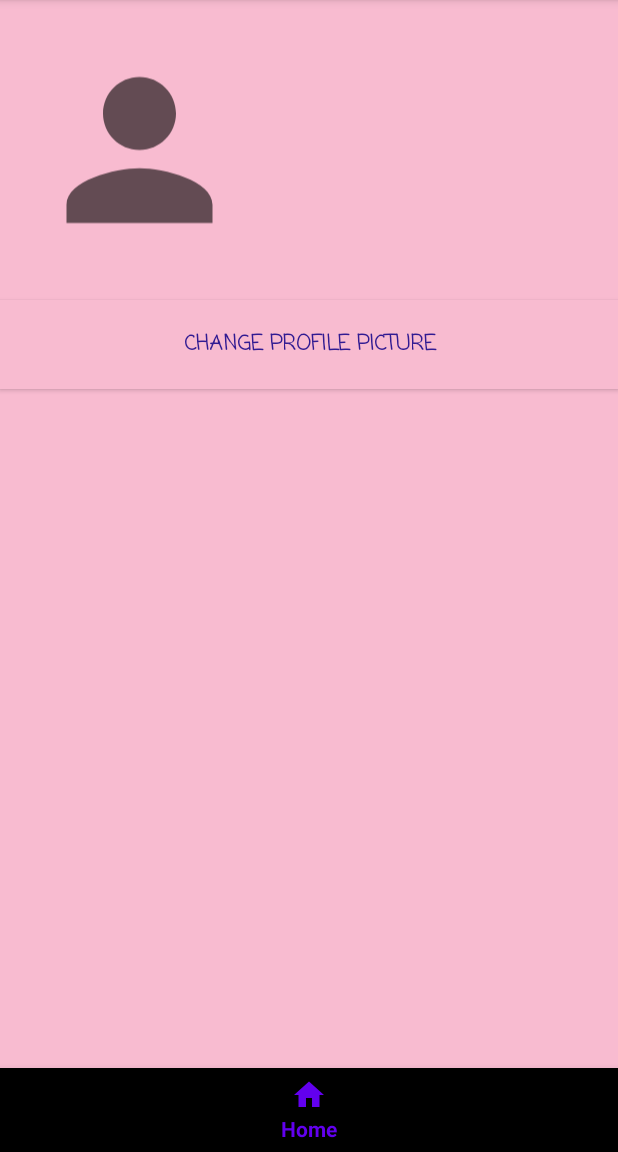
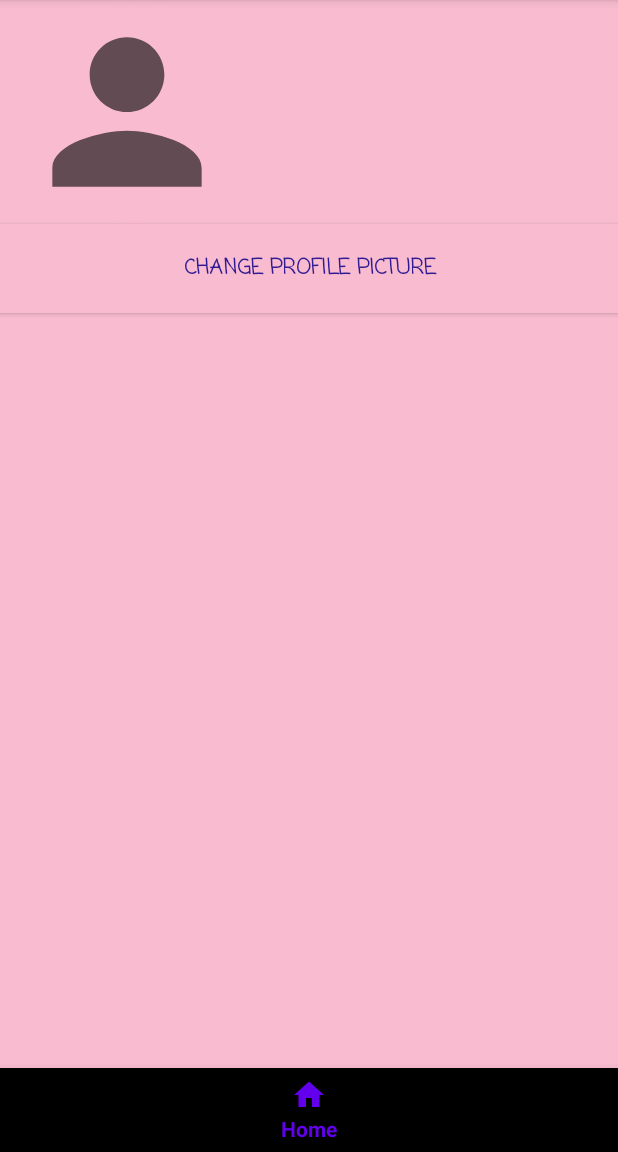
Before and after one commit to maxinenzegwu/CookShare, an Android app: the fragment UserFragment placed in its activity, on a phone screen of 412 x 824 dp, the part 84-1236 px from its top. Run offline under Robolectric (Android 15) with nearby library versions, the phone set to English and light mode, and no system bars; our stand-ins replace CircleImageView; libraries missing offline, so code that uses them is left out: com.facebook, com.facebook.appevents, com.parse, jp.wasabeef.recyclerview, org.parceler; pictures from the network do not load; 17 statements that could not run were skipped.

Commit message:
circle image view for profile picture

```diff
--- a/app/src/main/java/com/example/cookshare/ProfilePicture.java
+++ b/app/src/main/java/com/example/cookshare/ProfilePicture.java
@@ -20,6 +20,7 @@ import android.widget.ImageButton;
 import android.widget.ImageView;
 import android.widget.Toast;
 
+import com.example.cookshare.fragments.UserFragment;
 import com.parse.FindCallback;
 import com.parse.Parse;
 import com.parse.ParseException;
@@ -43,7 +44,7 @@ public class ProfilePicture extends CreateActivity {
     private ImageView mIvPerson;
     private File mPhotoFile;
 
-    public String mPhotoFileName = "photo.jpg";
+    public String mPhotoFileName = "photo.jpFg";
 
     @Override
     protected void launchCamera() {
@@ -97,12 +98,11 @@ public class ProfilePicture extends CreateActivity {
                     return;
                 }
                 changePicture(mPhotoFile);
-
+                setResult(UserFragment.UPDATE_IMAGE_ACTIVITY_REQUEST_CODE);
                 finish();
             }
         });
     }
-
 
 
     public void onPickPhoto(View view) {
@@ -120,7 +120,7 @@ public class ProfilePicture extends CreateActivity {
         Bitmap image = null;
         try {
             // check version of Android on device
-            if(Build.VERSION.SDK_INT > 27){
+            if (Build.VERSION.SDK_INT > 27) {
                 // on newer versions of Android, use the new decodeBitmap method
                 ImageDecoder.Source source = ImageDecoder.createSource(this.getContentResolver(), photoUri);
                 image = ImageDecoder.decodeBitmap(source);
--- a/app/src/main/java/com/example/cookshare/fragments/UserFragment.java
+++ b/app/src/main/java/com/example/cookshare/fragments/UserFragment.java
@@ -40,6 +40,8 @@ import java.util.ArrayList;
 import java.util.List;
 
 public class UserFragment extends HomeFragment {
+
+    public static final int UPDATE_IMAGE_ACTIVITY_REQUEST_CODE = 40;
     private TextView mTvUsername;
     private TextView mTvNumPosts;
     private TextView mBtnChangeProfilePicture;
@@ -86,13 +88,27 @@ public class UserFragment extends HomeFragment {
 
                     mAllPosts.clear();
                     mAllPosts.addAll(posts);
-
                     mSwipeContainer.setRefreshing(false);
                     mAdapter.notifyDataSetChanged();
                 }
             });
         }
 
+
+
+//    @Override
+//    public void onActivityResult(int requestCode, int resultCode, @Nullable Intent data) {
+//        super.onActivityResult(requestCode, resultCode, data);
+//        ParseFile profileImage = ParseUser.getCurrentUser().getParseFile(User.KEY_PICTURE);
+//        if (profileImage != null) {
+//            try {
+//                Glide.with(getContext()).load(profileImage.getUrl()).into(mIvProfilePicture);
+//            }
+//            catch (Exception e) {
+//                Glide.with(getContext()).load(profileImage).into(mIvProfilePicture);
+//            }
+//        }
+//    }
 
     @Override
     public void onViewCreated(@NonNull View view, @Nullable Bundle savedInstanceState) {
@@ -105,11 +121,12 @@ public class UserFragment extends HomeFragment {
             @Override
             public void onClick(View view) {
                 Intent i = new Intent(getActivity(), ProfilePicture.class);
-                startActivity(i);
+                startActivityForResult(i, UPDATE_IMAGE_ACTIVITY_REQUEST_CODE);
             }
         });
 
         ParseFile profileImage = ParseUser.getCurrentUser().getParseFile(User.KEY_PICTURE);
+
 
 
         if (profileImage != null) {
@@ -181,6 +198,7 @@ public class UserFragment extends HomeFragment {
             img.setImageResource(R.drawable.ic_baseline_person_24);
         }
     }// load image
+
     @Override
     protected void queryPosts() {
         ParseQuery<Post> query = ParseQuery.getQuery(Post.class);
--- a/app/src/main/res/layout/fragment_user.xml
+++ b/app/src/main/res/layout/fragment_user.xml
@@ -9,19 +9,24 @@
     tools:context=".fragments.UserFragment">
 
 
-
     <LinearLayout
         android:layout_width="match_parent"
         android:layout_height="wrap_content"
         android:orientation="horizontal">
 
-        <ImageView
+
+        <de.hdodenhof.circleimageview.CircleImageView
             android:id="@+id/ivProfilePicture"
-            android:layout_width="186dp"
-            android:layout_height="200dp"
-            android:padding="20dp"
+            android:layout_width="149dp"
+            android:layout_height="149dp"
+            android:layout_marginLeft="10dp"
+            android:src="@drawable/ic_baseline_person_24"
+            app:civ_border_width="2dp"
             app:srcCompat="@drawable/ic_baseline_person_24"
-            tools:src="@tools:sample/avatars" />
+            app:civ_border_color="#f8bbd0"
+            tools:src="@tools:sample/avatars">
+
+        </de.hdodenhof.circleimageview.CircleImageView>
 
         <LinearLayout
             android:layout_width="match_parent"
@@ -51,6 +56,7 @@
                 android:textSize="24sp"
                 tools:text="0 posts" />
         </LinearLayout>
+
     </LinearLayout>
 
     <Button
```
Lines whose indentation alone changed are shown as unchanged.
